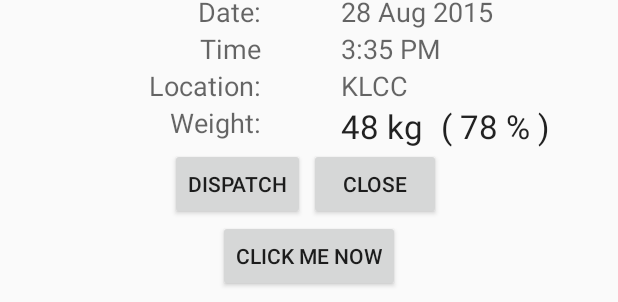
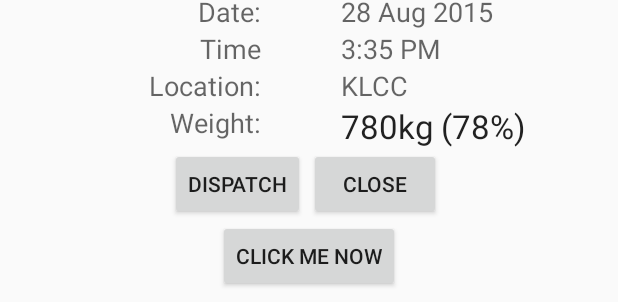
Before and after one commit to MY-Circle-App/Circle, an Android app: the layout activity_main_activity_mobile.xml on its own in the app's theme, with its tools: preview values and no code run, on a phone screen of 412 x 824 dp. Shown: the part 421-723 px from the top of the screen. Run offline under Robolectric (Android 15) with nearby library versions, the phone set to English and light mode, and no system bars.

Commit message:
Add new screen and 2nd activity

```diff
--- a/mobile/src/main/AndroidManifest.xml
+++ b/mobile/src/main/AndroidManifest.xml
@@ -32,6 +32,7 @@
                 <category android:name="android.intent.category.LAUNCHER" />
             </intent-filter>
         </activity>
+        <activity android:name=".Page2Activity" android:label="Page 2 Activity" />
 
         <service android:name="com.parse.PushService" />
         <receiver android:name="com.parse.ParseBroadcastReceiver">
--- a/mobile/src/main/res/layout/activity_main_activity_mobile.xml
+++ b/mobile/src/main/res/layout/activity_main_activity_mobile.xml
@@ -98,7 +98,7 @@
         android:layout_width="wrap_content"
         android:layout_height="wrap_content"
         android:textAppearance="?android:attr/textAppearanceLarge"
-        android:text="48 kg"
+        android:text="780kg"
         android:id="@+id/textView9"
         android:layout_below="@+id/textView7"
         android:layout_alignLeft="@+id/textView7"
@@ -108,17 +108,17 @@
         android:layout_width="wrap_content"
         android:layout_height="wrap_content"
         android:textAppearance="?android:attr/textAppearanceLarge"
-        android:text="( 78 % )"
+        android:text="(78%)"
         android:id="@+id/textView10"
         android:layout_alignTop="@+id/textView9"
-        android:layout_toRightOf="@+id/textView5"
-        android:layout_toEndOf="@+id/textView5" />
+        android:layout_toEndOf="@+id/textView5"
+        android:layout_toRightOf="@+id/textView5" />
 
     <Button
         android:layout_width="wrap_content"
         android:layout_height="wrap_content"
         android:text="Dispatch"
-        android:id="@+id/button"
+        android:id="@+id/dispatchBtn"
         android:layout_below="@+id/textView9"
         android:layout_alignLeft="@+id/textView8"
         android:layout_alignStart="@+id/textView8" />
@@ -137,7 +137,7 @@
         android:layout_height="wrap_content"
         android:text="Click Me Now"
         android:id="@+id/button3"
-        android:layout_below="@+id/button"
+        android:layout_below="@+id/dispatchBtn"
         android:layout_centerHorizontal="true" />
 
 
```
Also changed, not shown: mobile/src/main/java/com/appbundancelabs/wear/circle/MainActivityMobile.java (+11 -0 lines), mobile/src/main/java/com/appbundancelabs/wear/circle/Page2Activity.java (added, +27 -0 lines), mobile/src/main/res/layout/page2.xml (added, +26 -0 lines), mobile/src/main/res/drawable/garbage_truck.png (added).
